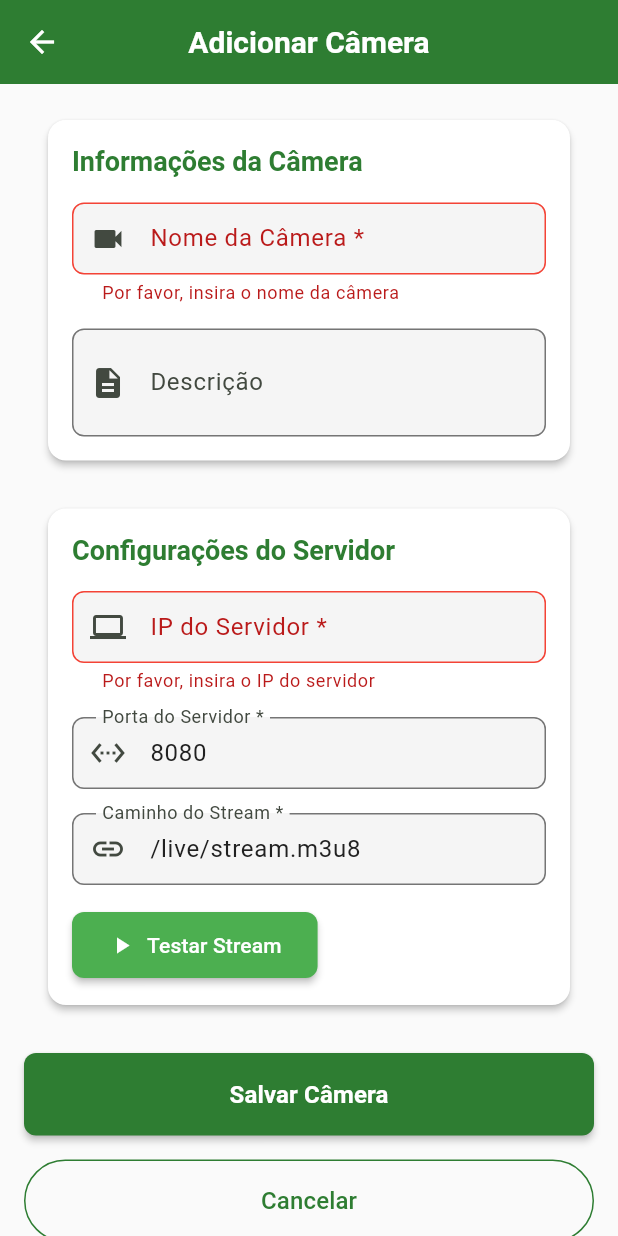
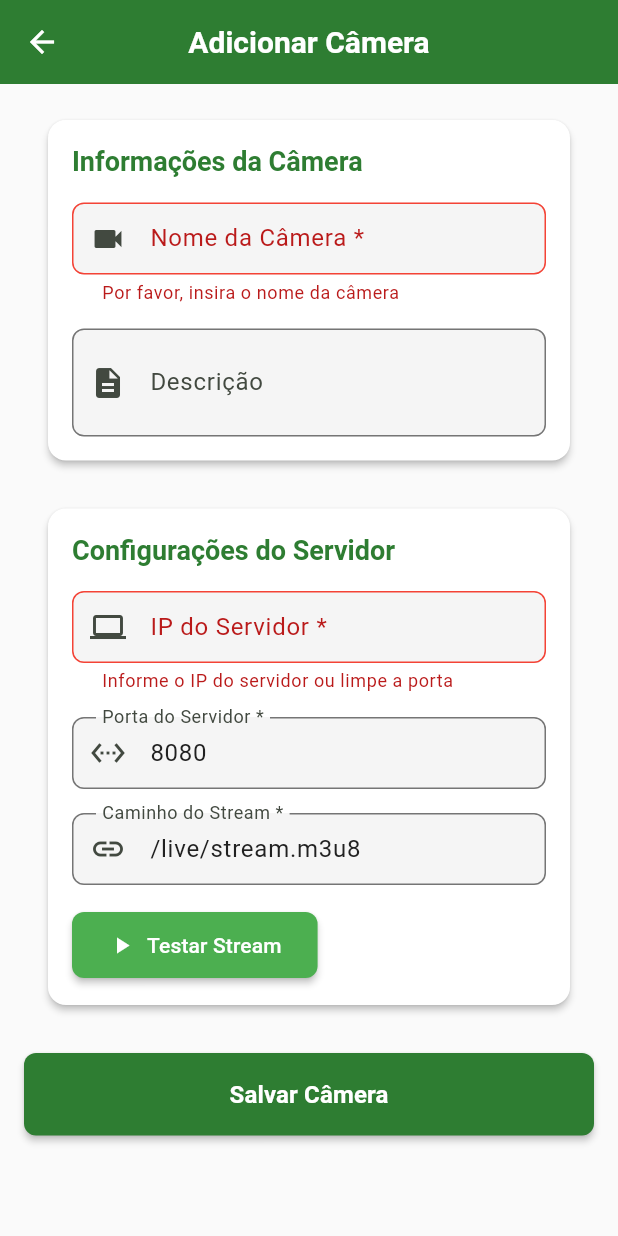
Before and after one commit to Pwn3ed/RondalarmeCamerasFlutter, a Flutter app: the AddCameraScreen screen opened directly, after a tap on "Salvar Câmera", on a phone screen of 412 x 824 dp. Run offline on Flutter 3.47's test engine with Material 3 defaults, Android fonts, the phone set to English and light mode, and no system bars; our stand-ins replace shared_preferences, video_player; accounts and stored records are empty.

Commit message:
feat: add single url stream support

```diff
--- a/lib/providers/camera_provider.dart
+++ b/lib/providers/camera_provider.dart
@@ -27,8 +27,8 @@ class CameraProvider with ChangeNotifier {
   Future<void> addCamera({
     required String name,
     required String description,
-    required String serverIp,
-    required int serverPort,
+    String? serverIp,
+    int? serverPort,
     required String streamPath,
   }) async {
     try {
--- a/lib/screens/add_camera_screen.dart
+++ b/lib/screens/add_camera_screen.dart
@@ -119,10 +119,18 @@ class _AddCameraScreenState extends State<AddCameraScreen> {
                         ),
                         keyboardType: TextInputType.number,
                         validator: (value) {
-                          if (value == null || value.trim().isEmpty) {
-                            return 'Por favor, insira o IP do servidor';
+                          final ip = value?.trim() ?? '';
+                          final port = _serverPortController.text.trim();
+
+                          // Both empty -> optional
+                          if (ip.isEmpty && port.isEmpty) return null;
+
+                          // If port provided but ip missing, require ip
+                          if (ip.isEmpty && port.isNotEmpty) {
+                            return 'Informe o IP do servidor ou limpe a porta';
                           }
-                          if (!_isValidIp(value.trim())) {
+
+                          if (!_isValidIp(ip)) {
                             return 'Por favor, insira um IP válido';
                           }
                           return null;
@@ -138,10 +146,18 @@ class _AddCameraScreenState extends State<AddCameraScreen> {
                         ),
                         keyboardType: TextInputType.number,
                         validator: (value) {
-                          if (value == null || value.trim().isEmpty) {
-                            return 'Por favor, insira a porta do servidor';
+                          final portText = value?.trim() ?? '';
+                          final ip = _serverIpController.text.trim();
+
+                          // Both empty -> optional
+                          if (portText.isEmpty && ip.isEmpty) return null;
+
+                          // If ip provided but port missing, require port
+                          if (portText.isEmpty && ip.isNotEmpty) {
+                            return 'Informe a porta do servidor ou limpe o IP';
                           }
-                          final port = int.tryParse(value.trim());
+
+                          final port = int.tryParse(portText);
                           if (port == null || port < 1 || port > 65535) {
                             return 'Por favor, insira uma porta válida (1-65535)';
                           }
@@ -160,8 +176,10 @@ class _AddCameraScreenState extends State<AddCameraScreen> {
                           if (value == null || value.trim().isEmpty) {
                             return 'Por favor, insira o caminho do stream';
                           }
-                          if (!value.trim().startsWith('/')) {
-                            return 'O caminho deve começar com /';
+                          final v = value.trim();
+                          // Allow either a path starting with / or a full http(s) URL
+                          if (!(v.startsWith('/') || v.startsWith('http://') || v.startsWith('https://'))) {
+                            return 'O caminho deve começar com / ou ser uma URL completa (http/https)';
                           }
                           return null;
                         },
@@ -203,18 +221,6 @@ class _AddCameraScreenState extends State<AddCameraScreen> {
                       ),
               ),
               const SizedBox(height: 16),
-              OutlinedButton(
-                onPressed: _isLoading ? null : () => Navigator.pop(context),
-                style: OutlinedButton.styleFrom(
-                  foregroundColor: AppTheme.primaryGreen,
-                  side: const BorderSide(color: AppTheme.primaryGreen),
-                  padding: const EdgeInsets.symmetric(vertical: 16),
-                ),
-                child: const Text(
-                  'Cancelar',
-                  style: TextStyle(fontSize: 16),
-                ),
-              ),
             ],
           ),
         ),
@@ -234,19 +240,37 @@ class _AddCameraScreenState extends State<AddCameraScreen> {
   }
 
   Future<void> _testStreamUrl() async {
-    if (_serverIpController.text.trim().isEmpty ||
-        _serverPortController.text.trim().isEmpty ||
-        _streamPathController.text.trim().isEmpty) {
+    final streamText = _streamPathController.text.trim();
+
+    if (streamText.isEmpty) {
       ScaffoldMessenger.of(context).showSnackBar(
         const SnackBar(
-          content: Text('Preencha IP, porta e caminho antes de testar'),
+          content: Text('Preencha o caminho do stream antes de testar'),
           backgroundColor: Colors.orange,
         ),
       );
       return;
     }
 
-    final testUrl = 'http://${_serverIpController.text.trim()}:${_serverPortController.text.trim()}${_streamPathController.text.trim()}';
+    String testUrl;
+    if (streamText.startsWith('http://') || streamText.startsWith('https://')) {
+      testUrl = streamText;
+    } else {
+      final ip = _serverIpController.text.trim();
+      final port = _serverPortController.text.trim();
+
+      if (ip.isEmpty || port.isEmpty) {
+        ScaffoldMessenger.of(context).showSnackBar(
+          const SnackBar(
+            content: Text('Se o caminho não for uma URL, preencha IP e porta antes de testar'),
+            backgroundColor: Colors.orange,
+          ),
+        );
+        return;
+      }
+
+      testUrl = 'http://$ip:$port${streamText}';
+    }
 
     showDialog(
       context: context,
@@ -321,8 +345,8 @@ class _AddCameraScreenState extends State<AddCameraScreen> {
       await context.read<CameraProvider>().addCamera(
         name: _nameController.text.trim(),
         description: _descriptionController.text.trim(),
-        serverIp: _serverIpController.text.trim(),
-        serverPort: int.parse(_serverPortController.text.trim()),
+        serverIp: _serverIpController.text.trim().isEmpty ? null : _serverIpController.text.trim(),
+        serverPort: _serverPortController.text.trim().isEmpty ? null : int.parse(_serverPortController.text.trim()),
         streamPath: _streamPathController.text.trim(),
       );
 
--- a/lib/screens/camera_player_screen.dart
+++ b/lib/screens/camera_player_screen.dart
@@ -298,7 +298,7 @@ class _CameraPlayerScreenState extends State<CameraPlayerScreen> {
           const SizedBox(height: 12),
           _buildInfoRow('Nome', widget.camera.name),
           _buildInfoRow('Descrição', widget.camera.description),
-          _buildInfoRow('Servidor', '${widget.camera.serverIp}:${widget.camera.serverPort}'),
+        _buildInfoRow('Servidor', widget.camera.serverIp != null && widget.camera.serverPort != null ? '${widget.camera.serverIp}:${widget.camera.serverPort}' : '—'),
           _buildInfoRow('Caminho', widget.camera.streamPath),
           _buildInfoRow('Stream URL', widget.camera.streamUrl),
           _buildInfoRow('Status', widget.camera.isActive ? 'Ativa' : 'Inativa'),
--- a/lib/services/camera_service.dart
+++ b/lib/services/camera_service.dart
@@ -19,8 +19,8 @@ class CameraService {
   Future<Camera> addCamera({
     required String name,
     required String description,
-    required String serverIp,
-    required int serverPort,
+    String? serverIp,
+    int? serverPort,
     required String streamPath,
   }) async {
     final camera = Camera(
```
Also changed, not shown: lib/models/camera.dart (+20 -6 lines), lib/screens/cameras_list_screen.dart (+11 -4 lines), lib/screens/edit_camera_screen.dart (+20 -19 lines).
